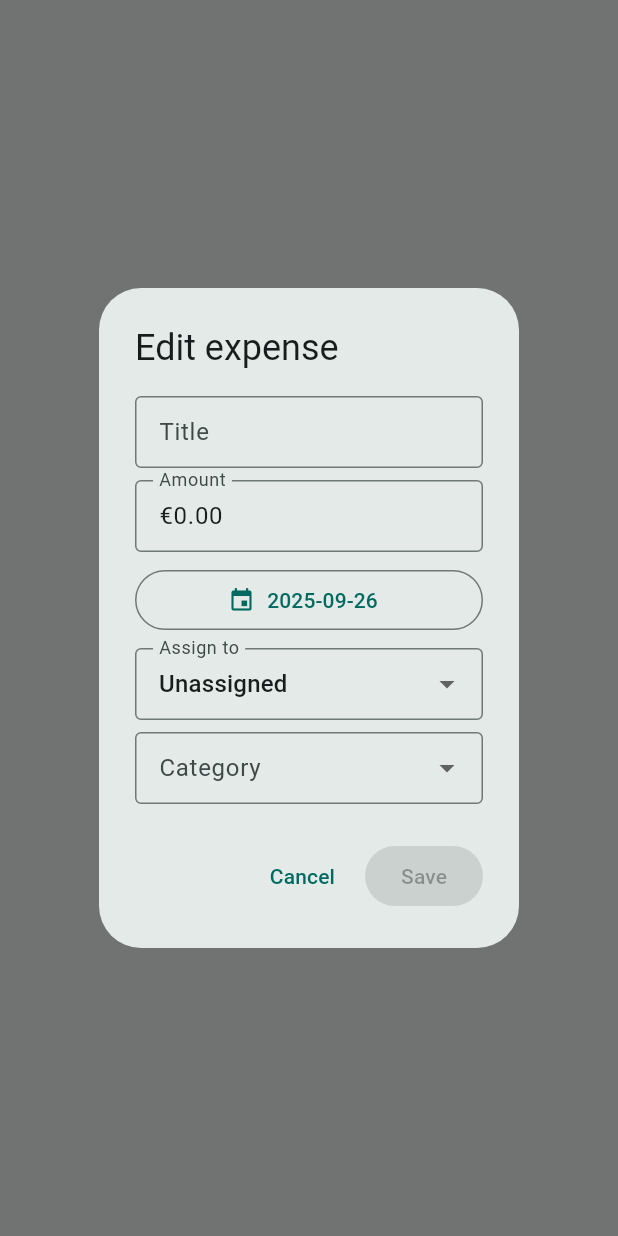
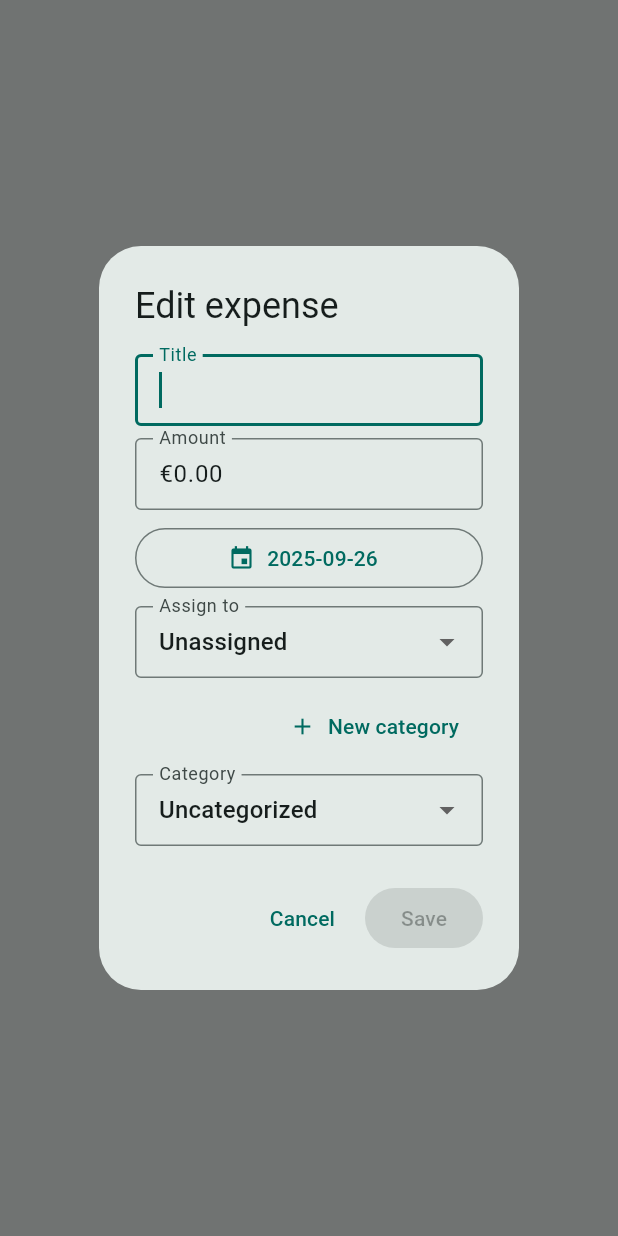
Before and after one commit to cyberturk01/birlikteyapp, a Flutter app: what showExpenseEditDialog() shows on an empty page, opened directly with empty values, on a phone screen of 412 x 824 dp. Run offline on Flutter 3.47's test engine with Material 3 defaults, Android fonts, the phone set to English and light mode, and no system bars; our stand-ins replace cloud_firestore, csv, firebase_auth, firebase_core, fl_chart, flutter_local_notifications and 7 more; missing offline and left inert: android_intent_plus, firebase_app_check; accounts and stored records are empty.

Commit message:
Expenses category improvement

```diff
--- /dev/null
+++ b/lib/utils/last_category.dart
@@ -0,0 +1,15 @@
+import 'package:shared_preferences/shared_preferences.dart';
+
+class LastCategoryStore {
+  static String _key(String uid) => 'lastCat:$uid';
+
+  static Future<void> saveFor(String uid, String category) async {
+    final sp = await SharedPreferences.getInstance();
+    await sp.setString(_key(uid), category);
+  }
+
+  static Future<String?> readFor(String uid) async {
+    final sp = await SharedPreferences.getInstance();
+    return sp.getString(_key(uid));
+  }
+}
--- a/lib/widgets/expense_edit_dialog.dart
+++ b/lib/widgets/expense_edit_dialog.dart
@@ -1,3 +1,4 @@
+import 'package:firebase_auth/firebase_auth.dart';
 import 'package:flutter/material.dart';
 import 'package:provider/provider.dart';
 
@@ -29,8 +30,27 @@ Future<ExpenseEditResult?> showExpenseEditDialog({
     text: initialAmount == null ? '' : fmtMoney(context, initialAmount),
   );
   DateTime date = initialDate ?? DateTime.now();
-  String? assignUid = initialAssignedToUid;
+  String? assignUid =
+      initialAssignedToUid ?? FirebaseAuth.instance.currentUser?.uid;
   String? category = initialCategory;
+  final recents = RecentExpenseCats.get(limit: 5);
+  if (category == null && recents.isNotEmpty) {
+    category = recents.first;
+  }
+
+  final allCategories = {
+    null: 'Uncategorized',
+    'Groceries': 'Groceries',
+    'Dining': 'Dining',
+    'Transport': 'Transport',
+    'Utilities': 'Utilities',
+    'Health': 'Health',
+    'Kids': 'Kids',
+    'Home': 'Home',
+    'Other': 'Other',
+    // recents’ten gelenler
+    for (final r in recents) r: r,
+  };
 
   Future<void> pickDate() async {
     final picked = await showDatePicker(
@@ -58,12 +78,15 @@ Future<ExpenseEditResult?> showExpenseEditDialog({
               children: [
                 TextField(
                   controller: titleC,
+                  autofocus: true, // ⬅️ Yazmaya hazır gelsin
+                  textInputAction: TextInputAction.next,
                   decoration: const InputDecoration(
                     labelText: 'Title',
                     border: OutlineInputBorder(),
                     isDense: true,
                   ),
                 ),
+
                 const SizedBox(height: 8),
                 TextField(
                   controller: amountC,
@@ -103,6 +126,52 @@ Future<ExpenseEditResult?> showExpenseEditDialog({
                   label: 'Assign to',
                   nullLabel: 'Unassigned',
                 ),
+                // Dropdown altında küçük bir “+ New category” (opsiyonel)
+                const SizedBox(height: 8),
+                Align(
+                  alignment: Alignment.centerRight,
+                  child: TextButton.icon(
+                    icon: const Icon(Icons.add),
+                    label: const Text('New category'),
+                    onPressed: () async {
+                      final newCat = await showDialog<String>(
+                        context: ctx,
+                        builder: (_) {
+                          final c = TextEditingController();
+                          return AlertDialog(
+                            title: const Text('New category'),
+                            content: TextField(
+                              controller: c,
+                              autofocus: true,
+                              decoration: const InputDecoration(
+                                labelText: 'Name',
+                                border: OutlineInputBorder(),
+                                isDense: true,
+                              ),
+                            ),
+                            actions: [
+                              TextButton(
+                                onPressed: () => Navigator.pop(context, null),
+                                child: const Text('Cancel'),
+                              ),
+                              FilledButton(
+                                onPressed: () =>
+                                    Navigator.pop(context, c.text.trim()),
+                                child: const Text('Add'),
+                              ),
+                            ],
+                          );
+                        },
+                      );
+                      if (newCat != null && newCat.isNotEmpty) {
+                        setLocal(() {
+                          category = newCat;
+                          RecentExpenseCats.push(newCat);
+                        });
+                      }
+                    },
+                  ),
+                ),
 
                 const SizedBox(height: 8),
                 if (recents.isNotEmpty) ...[
@@ -133,46 +202,16 @@ Future<ExpenseEditResult?> showExpenseEditDialog({
                   const SizedBox(height: 8),
                 ],
                 DropdownButtonFormField<String?>(
-                  value: category,
+                  value: allCategories.keys.contains(category)
+                      ? category
+                      : null,
                   isExpanded: true,
-                  items: const [
-                    DropdownMenuItem<String?>(
-                      value: null,
-                      child: Text('Uncategorized'),
-                    ),
-                    DropdownMenuItem<String?>(
-                      value: 'Groceries',
-                      child: Text('Groceries'),
-                    ),
-                    DropdownMenuItem<String?>(
-                      value: 'Dining',
-                      child: Text('Dining'),
-                    ),
-                    DropdownMenuItem<String?>(
-                      value: 'Transport',
-                      child: Text('Transport'),
-                    ),
-                    DropdownMenuItem<String?>(
-                      value: 'Utilities',
-                      child: Text('Utilities'),
-                    ),
-                    DropdownMenuItem<String?>(
-                      value: 'Health',
-                      child: Text('Health'),
-                    ),
-                    DropdownMenuItem<String?>(
-                      value: 'Kids',
-                      child: Text('Kids'),
-                    ),
-                    DropdownMenuItem<String?>(
-                      value: 'Home',
-                      child: Text('Home'),
-                    ),
-                    DropdownMenuItem<String?>(
-                      value: 'Other',
-                      child: Text('Other'),
-                    ),
-                  ],
+                  items: allCategories.entries.map((e) {
+                    return DropdownMenuItem<String?>(
+                      value: e.key,
+                      child: Text(e.value),
+                    );
+                  }).toList(),
                   onChanged: (v) => setLocal(() => category = v),
                   decoration: const InputDecoration(
                     labelText: 'Category',
```
Also changed, not shown: lib/pages/expenses/expenses_card.dart (+29 -1 lines).
